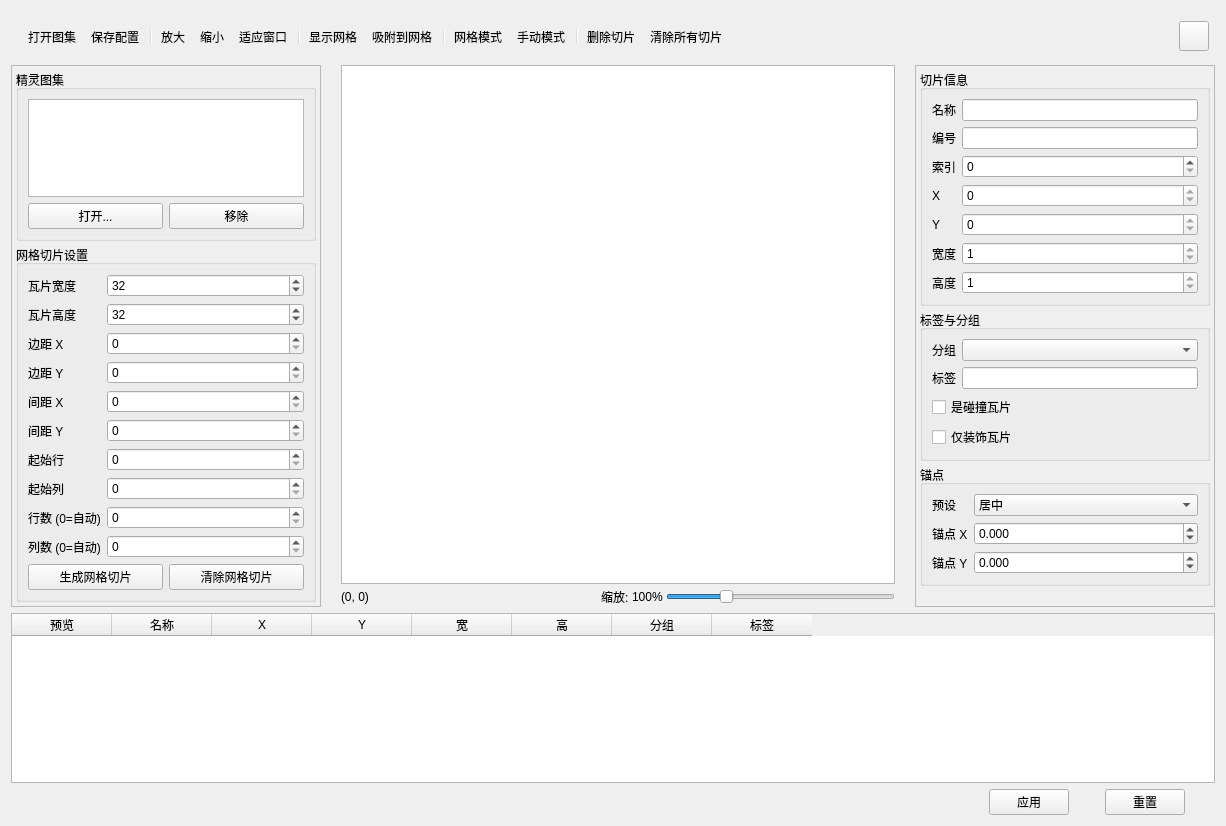
Above: src/ui/SpriteSliceEditor/SpriteSliceEditorWidget.ui from SSmallOrange/MEditor before the change. Below: the same form after it.
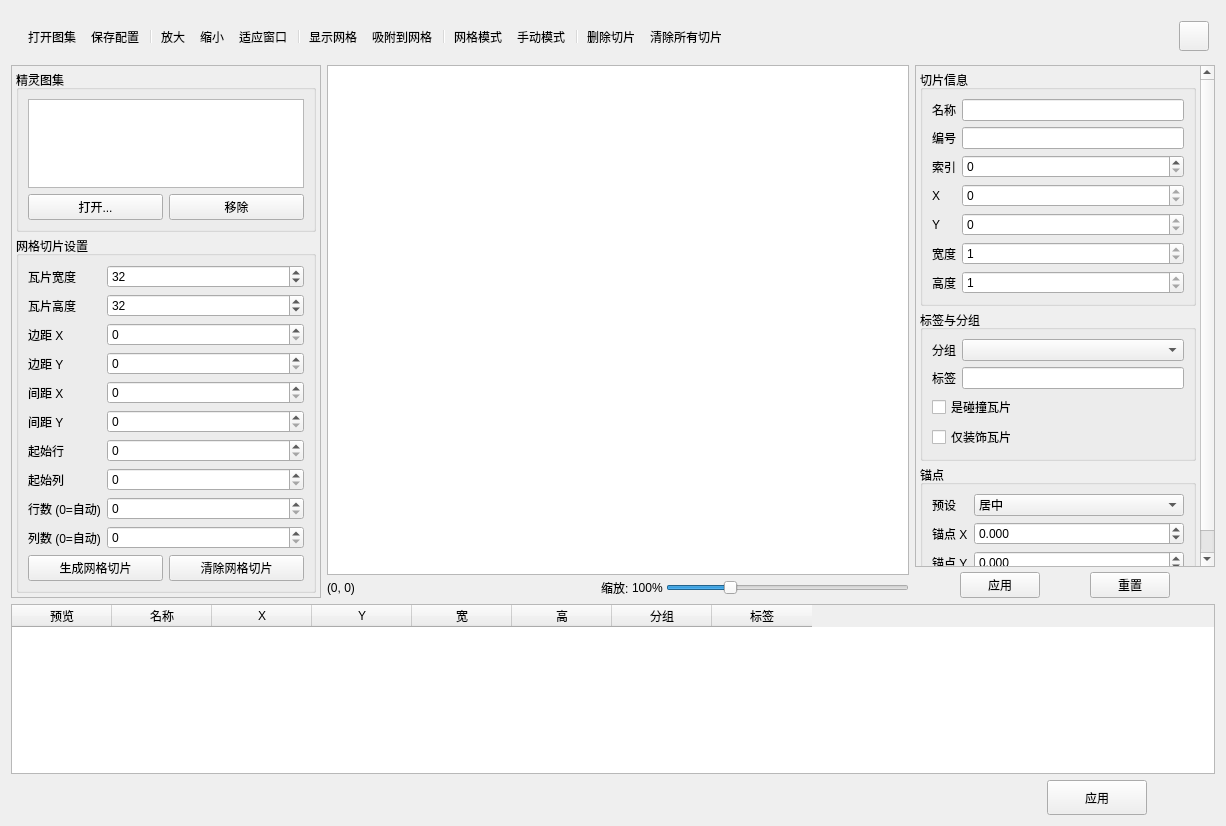
That is the form after the change. Custom widgets are drawn as their Qt base class.

Commit message: 添加SpriteSlice导出能力，修改精灵图X、Y坐标为Texture坐标

Patch:
```diff
--- a/src/ui/SpriteSliceEditor/SpriteSliceEditorWidget.ui
+++ b/src/ui/SpriteSliceEditor/SpriteSliceEditorWidget.ui
@@ -13,7 +13,7 @@
   <property name="windowTitle">
    <string>精灵切片编辑器</string>
   </property>
-  <layout class="QVBoxLayout" name="verticalLayout_11">
+  <layout class="QVBoxLayout" name="verticalLayout_12">
    <item>
     <widget class="QWidget" name="headerBarWidget" native="true">
      <layout class="QHBoxLayout" name="horizontalLayout_2">
@@ -84,9 +84,6 @@
    </item>
    <item>
     <layout class="QHBoxLayout" name="horizontalLayout">
-     <property name="spacing">
-      <number>20</number>
-     </property>
      <item>
       <widget class="QScrollArea" name="leftScrollArea">
        <property name="maximumSize">
@@ -104,7 +101,7 @@
           <x>0</x>
           <y>0</y>
           <width>306</width>
-          <height>541</height>
+          <height>532</height>
          </rect>
         </property>
         <layout class="QVBoxLayout" name="verticalLayout_5">
@@ -513,6 +510,30 @@
       </widget>
      </item>
      <item>
+      <widget class="QWidget" name="rightWidget" native="true">
+       <property name="maximumSize">
+        <size>
+         <width>300</width>
+         <height>16777215</height>
+        </size>
+       </property>
+       <layout class="QVBoxLayout" name="verticalLayout_11">
+        <property name="spacing">
+         <number>5</number>
+        </property>
+        <property name="leftMargin">
+         <number>0</number>
+        </property>
+        <property name="topMargin">
+         <number>0</number>
+        </property>
+        <property name="rightMargin">
+         <number>0</number>
+        </property>
+        <property name="bottomMargin">
+         <number>0</number>
+        </property>
+        <item>
       <widget class="QScrollArea" name="rightScrollArea">
        <property name="maximumSize">
         <size>
@@ -528,8 +549,8 @@
          <rect>
           <x>0</x>
           <y>0</y>
-          <width>296</width>
-          <height>541</height>
+             <width>284</width>
+             <height>515</height>
          </rect>
         </property>
         <layout class="QVBoxLayout" name="verticalLayout_4">
@@ -894,6 +915,72 @@
        </widget>
       </widget>
      </item>
+        <item>
+         <layout class="QHBoxLayout" name="horizontalLayout_3">
+          <item>
+           <spacer name="horizontalSpacer">
+            <property name="orientation">
+             <enum>Qt::Orientation::Horizontal</enum>
+            </property>
+            <property name="sizeHint" stdset="0">
+             <size>
+              <width>40</width>
+              <height>20</height>
+             </size>
+            </property>
+           </spacer>
+          </item>
+          <item>
+           <widget class="QPushButton" name="applySliceButton">
+            <property name="text">
+             <string>应用</string>
+            </property>
+           </widget>
+          </item>
+          <item>
+           <spacer name="rightButtonsSpacer_2">
+            <property name="orientation">
+             <enum>Qt::Orientation::Horizontal</enum>
+            </property>
+            <property name="sizeType">
+             <enum>QSizePolicy::Policy::Expanding</enum>
+            </property>
+            <property name="sizeHint" stdset="0">
+             <size>
+              <width>30</width>
+              <height>20</height>
+             </size>
+            </property>
+           </spacer>
+          </item>
+          <item>
+           <widget class="QPushButton" name="resetSliceButton">
+            <property name="text">
+             <string>重置</string>
+            </property>
+           </widget>
+          </item>
+          <item>
+           <spacer name="rightButtonsSpacer">
+            <property name="orientation">
+             <enum>Qt::Orientation::Horizontal</enum>
+            </property>
+            <property name="sizeType">
+             <enum>QSizePolicy::Policy::Expanding</enum>
+            </property>
+            <property name="sizeHint" stdset="0">
+             <size>
+              <width>30</width>
+              <height>20</height>
+             </size>
+            </property>
+           </spacer>
+          </item>
+         </layout>
+        </item>
+       </layout>
+      </widget>
+     </item>
     </layout>
    </item>
    <item>
@@ -953,29 +1040,44 @@
     </widget>
    </item>
    <item>
-    <layout class="QHBoxLayout" name="horizontalLayout_3">
+    <layout class="QHBoxLayout" name="horizontalLayout_4">
      <item>
-      <spacer name="horizontalSpacer">
+      <spacer name="rightButtonsSpacer_3">
        <property name="orientation">
         <enum>Qt::Orientation::Horizontal</enum>
        </property>
+       <property name="sizeType">
+        <enum>QSizePolicy::Policy::Expanding</enum>
+       </property>
        <property name="sizeHint" stdset="0">
         <size>
-         <width>40</width>
+         <width>68</width>
          <height>20</height>
         </size>
        </property>
       </spacer>
      </item>
      <item>
-      <widget class="QPushButton" name="applySliceButton">
+      <widget class="QPushButton" name="okButton">
+       <property name="minimumSize">
+        <size>
+         <width>100</width>
+         <height>35</height>
+        </size>
+       </property>
+       <property name="maximumSize">
+        <size>
+         <width>100</width>
+         <height>35</height>
+        </size>
+       </property>
        <property name="text">
         <string>应用</string>
        </property>
       </widget>
      </item>
      <item>
-      <spacer name="rightButtonsSpacer_2">
+      <spacer name="rightButtonsSpacer_4">
        <property name="orientation">
         <enum>Qt::Orientation::Horizontal</enum>
        </property>
@@ -984,30 +1086,7 @@
        </property>
        <property name="sizeHint" stdset="0">
         <size>
-         <width>30</width>
-         <height>20</height>
-        </size>
-       </property>
-      </spacer>
-     </item>
-     <item>
-      <widget class="QPushButton" name="resetSliceButton">
-       <property name="text">
-        <string>重置</string>
-       </property>
-      </widget>
-     </item>
-     <item>
-      <spacer name="rightButtonsSpacer">
-       <property name="orientation">
-        <enum>Qt::Orientation::Horizontal</enum>
-       </property>
-       <property name="sizeType">
-        <enum>QSizePolicy::Policy::Fixed</enum>
-       </property>
-       <property name="sizeHint" stdset="0">
-        <size>
-         <width>30</width>
+         <width>68</width>
          <height>20</height>
         </size>
        </property>
```
Lines whose indentation alone changed are shown as unchanged. The commit also changes 3 other files.
